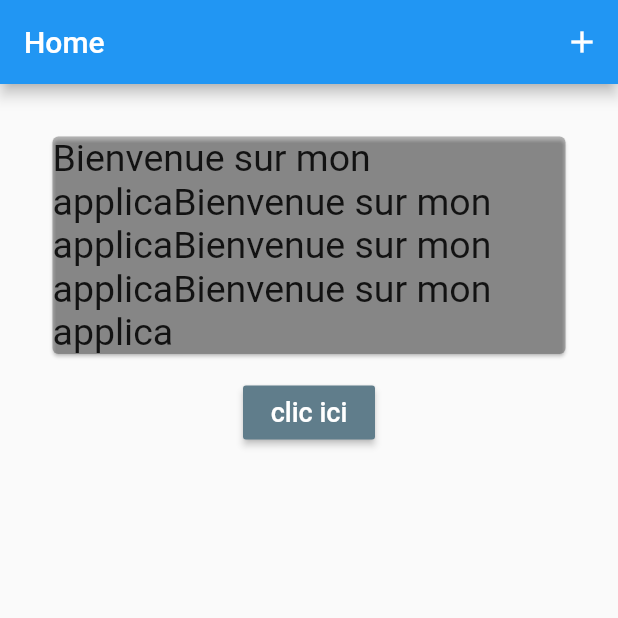
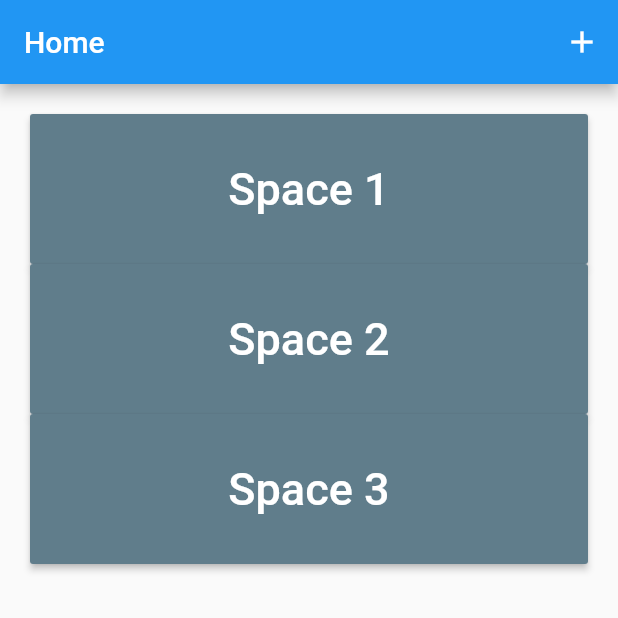
Before and after one commit to theogllrd/suiviDeuzyV2, a Flutter app: the screen it shows after launch, on a phone screen of 412 x 824 dp, the top half of it. Run offline on Flutter 3.47's test engine with Material 2 defaults, Android fonts, the phone set to English and light mode, and no system bars.

```diff
--- a/lib/screens/home.dart
+++ b/lib/screens/home.dart
@@ -6,6 +6,8 @@ import 'newSpace.dart';
 class Home extends StatelessWidget {
   @override
   Widget build(BuildContext context) {
+    var SpaceList = [1, 2, 3];
+
     return Scaffold(
       appBar: AppBar(
         title: Text('Home'),
@@ -30,33 +32,40 @@ class Home extends StatelessWidget {
           child: Column(
             mainAxisAlignment: MainAxisAlignment.start,
             crossAxisAlignment: CrossAxisAlignment.center,
-            children: <Widget>[
-              Card(
+            children: [
+              /*Card(
                 child: Text(
-                  'Bienvenue sur mon applicaBienvenue sur mon applicaBienvenue sur mon applicaBienvenue sur mon applica',
+                  'Space 1',
                   style: TextStyle(
-                    fontSize: 25,
+                    fontSize: 35,
                   ),
                 ),
                 margin: EdgeInsets.only(
                     top: 15.0, left: 15.0, bottom: 15.0, right: 15.0),
                 color: Colors.black26,
-              ),
-              RaisedButton(
+
+              ),*/
+
+              for (var number in SpaceList)
+                SizedBox(
+                  height: 100.0,
+                  width: 500.0,
+                  child: RaisedButton(
                     child: Text(
-                  'clic ici',
+                      'Space $number',
                       style: TextStyle(
                         color: Colors.white,
-                    fontSize: 18.0,
+                        fontSize: 30.0,
                       ),
                     ),
                     color: Colors.blueGrey,
                     onPressed: () {
                       Navigator.push(context,
                           MaterialPageRoute(builder: (BuildContext context) {
-                    return SpaceDetails();
+                        return SpaceDetails(value: number);
                       }));
                     },
+                  ),
                 ),
             ],
           ),
--- a/pubspec.yaml
+++ b/pubspec.yaml
@@ -14,7 +14,7 @@ description: A new Flutter project.
 version: 1.0.0+1
 
 environment:
-  sdk: ">=2.1.0 <3.0.0"
+  sdk: ">=2.2.2 <3.0.0"
 
 dependencies:
   flutter:
```
Also changed, not shown: lib/screens/SpaceDetails.dart (+32 -4 lines). Lines whose indentation alone changed are shown as unchanged.
